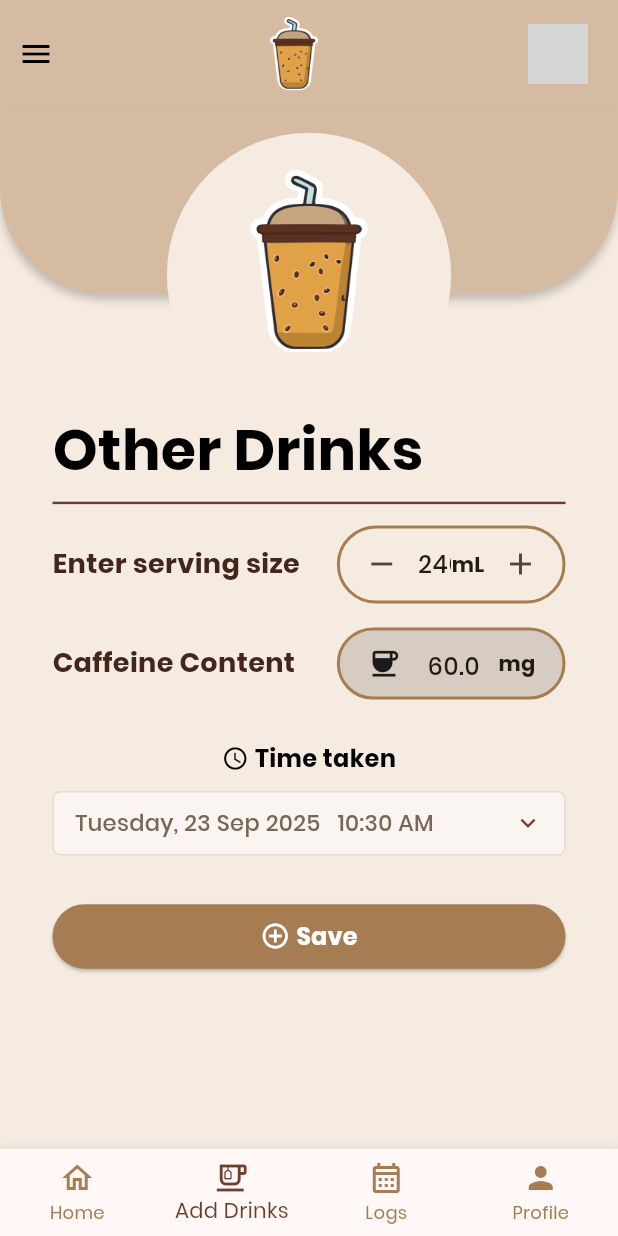
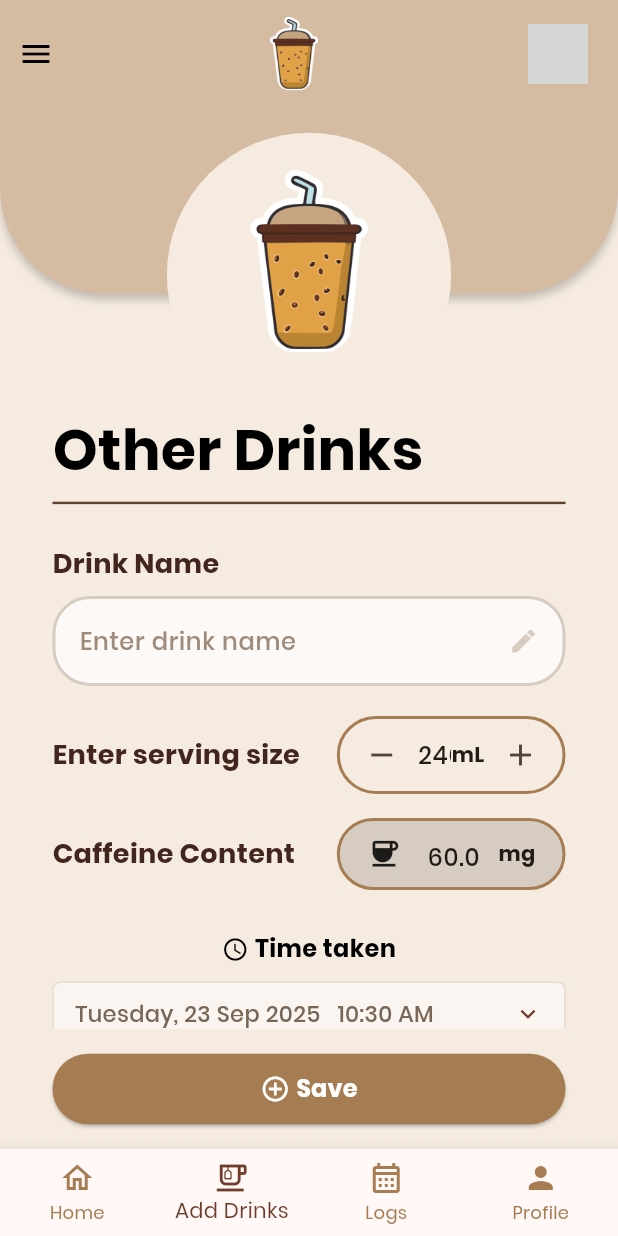
Before and after one commit to FathurrahmanNasution/caffeine_tracker, a Flutter app: the AddotherdrinkPage screen opened by its route, on a phone screen of 412 x 824 dp. Run offline on Flutter 3.47's test engine with Material 3 defaults, Android fonts, the phone set to English and light mode, and no system bars; grey boxes are pictures that could not be loaded.

Commit message:
update text field di other drink

```diff
--- a/lib/screens/addotherdrink_page.dart
+++ b/lib/screens/addotherdrink_page.dart
@@ -18,6 +18,7 @@ class _AddotherdrinkPageState extends State<AddotherdrinkPage> {
 
   late TextEditingController _servingController;
   late TextEditingController _caffeineController;
+  late TextEditingController _drinkNameController; // tambahan controller untuk drink name
 
   @override
   void initState() {
@@ -27,12 +28,14 @@ class _AddotherdrinkPageState extends State<AddotherdrinkPage> {
     _servingController = TextEditingController(text: "$servingSize");
     _caffeineController =
         TextEditingController(text: caffeineContent.toStringAsFixed(1));
+    _drinkNameController = TextEditingController(); // inisialisasi controller drink name
   }
 
   @override
   void dispose() {
     _servingController.dispose();
     _caffeineController.dispose();
+    _drinkNameController.dispose(); // dispose controller drink name
     super.dispose();
   }
 
@@ -225,7 +228,63 @@ class _AddotherdrinkPageState extends State<AddotherdrinkPage> {
                           color: Color(0xFF61412D),
                           thickness: 1.6,
                         ),
-                        const SizedBox(height: 7),
+                        const SizedBox(height: 20),
+
+                        // Drink Name Field
+                        Column(
+                          crossAxisAlignment: CrossAxisAlignment.start,
+                          children: [
+                            const Text(
+                              "Drink Name",
+                              style: TextStyle(
+                                fontSize: 18,
+                                fontWeight: FontWeight.bold,
+                                color: Color(0xFF42261D),
+                              ),
+                            ),
+                            const SizedBox(height: 8),
+                            Container(
+                              padding: const EdgeInsets.symmetric(horizontal: 16, vertical: 4),
+                              decoration: BoxDecoration(
+                                color: const Color.fromRGBO(255, 255, 255, 0.7),
+                                border: Border.all(
+                                  color: const Color(0xFFD6CCC2),
+                                  width: 2.0,
+                                ),
+                                borderRadius: BorderRadius.circular(25),
+                              ),
+                              child: Row(
+                                children: [
+                                  Expanded(
+                                    child: TextField(
+                                      controller: _drinkNameController,
+                                      style: const TextStyle(
+                                        fontSize: 16,
+                                        fontWeight: FontWeight.w500,
+                                      ),
+                                      decoration: const InputDecoration(
+                                        border: InputBorder.none,
+                                        hintText: "Enter drink name",
+                                        hintStyle: TextStyle(
+                                          color: Color(0xFF9E8B7B),
+                                          fontSize: 16,
+                                        ),
+                                        contentPadding: EdgeInsets.symmetric(vertical: 12),
+                                      ),
+                                    ),
+                                  ),
+                                  const Icon(
+                                    Icons.edit,
+                                    color: Color(0xFFD6CCC2),
+                                    size: 20,
+                                  ),
+                                ],
+                              ),
+                            ),
+                          ],
+                        ),
+
+                        const SizedBox(height: 20),
 
                         // Serving size
                         Row(
@@ -422,10 +481,24 @@ class _AddotherdrinkPageState extends State<AddotherdrinkPage> {
                           ],
                         ),
 
-                        const SizedBox(height: 30),
+                        // Tambahan padding untuk memberikan ruang sebelum tombol save
+                        SizedBox(height: 100),
+                      ],
+                    ),
+                  ),
+                ],
+              ),
+            ),
+          ),
+        ],
+      ),
 
-                        // Save button
-                        SizedBox(
+      // Fixed Save button at bottom
+      bottomSheet: Container(
+        color: const Color(0xFFF5EBE0),
+        padding: const EdgeInsets.fromLTRB(35, 16, 35, 16),
+        child: SafeArea(
+          child: SizedBox(
             width: double.infinity,
             child: ElevatedButton(
               style: ElevatedButton.styleFrom(
@@ -433,11 +506,13 @@ class _AddotherdrinkPageState extends State<AddotherdrinkPage> {
                 shape: RoundedRectangleBorder(
                   borderRadius: BorderRadius.circular(30),
                 ),
-                              padding: const EdgeInsets.symmetric(vertical: 10),
+                padding: const EdgeInsets.symmetric(vertical: 12),
               ),
               onPressed: () {
+                debugPrint("Drink name: ${_drinkNameController.text}");
                 debugPrint("Serving size: $servingSize ml");
                 debugPrint("Caffeine content: $caffeineContent mg");
+                debugPrint("Date time: $selectedDateTime");
               },
               child: const Row(
                 mainAxisAlignment: MainAxisAlignment.center,
@@ -460,14 +535,7 @@ class _AddotherdrinkPageState extends State<AddotherdrinkPage> {
               ),
             ),
           ),
-                      ],
         ),
-                  ),
-                ],
-              ),
-            ),
-          ),
-        ],
       ),
 
       // Bottom Navigation
```
Lines whose indentation alone changed are shown as unchanged.
